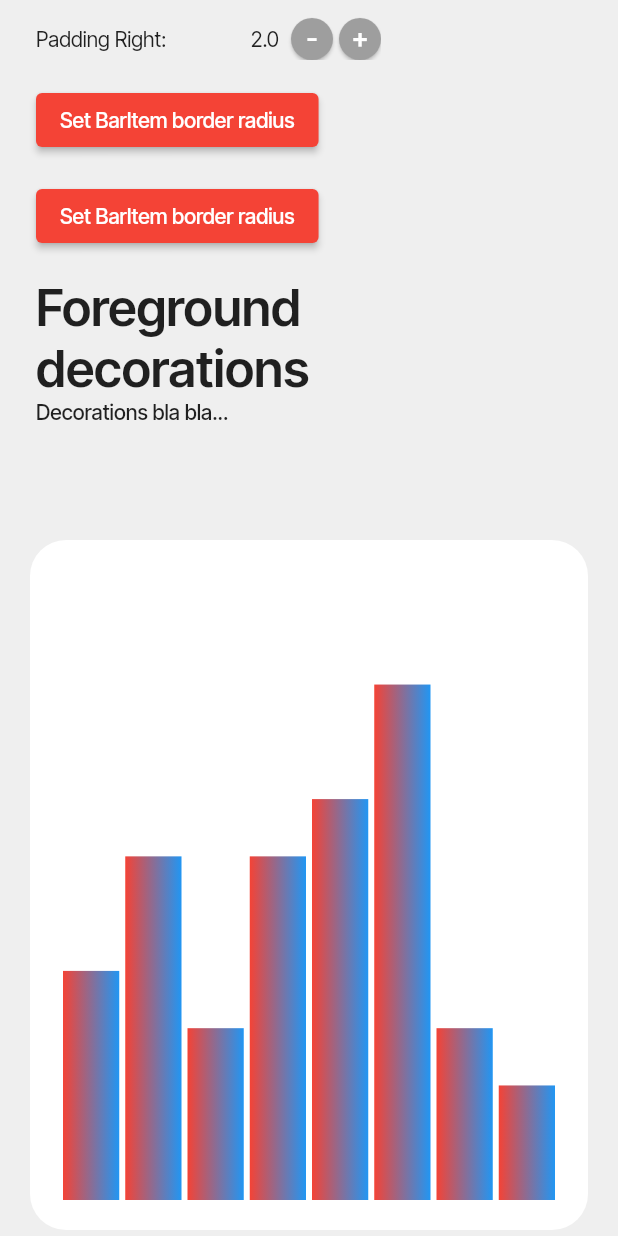
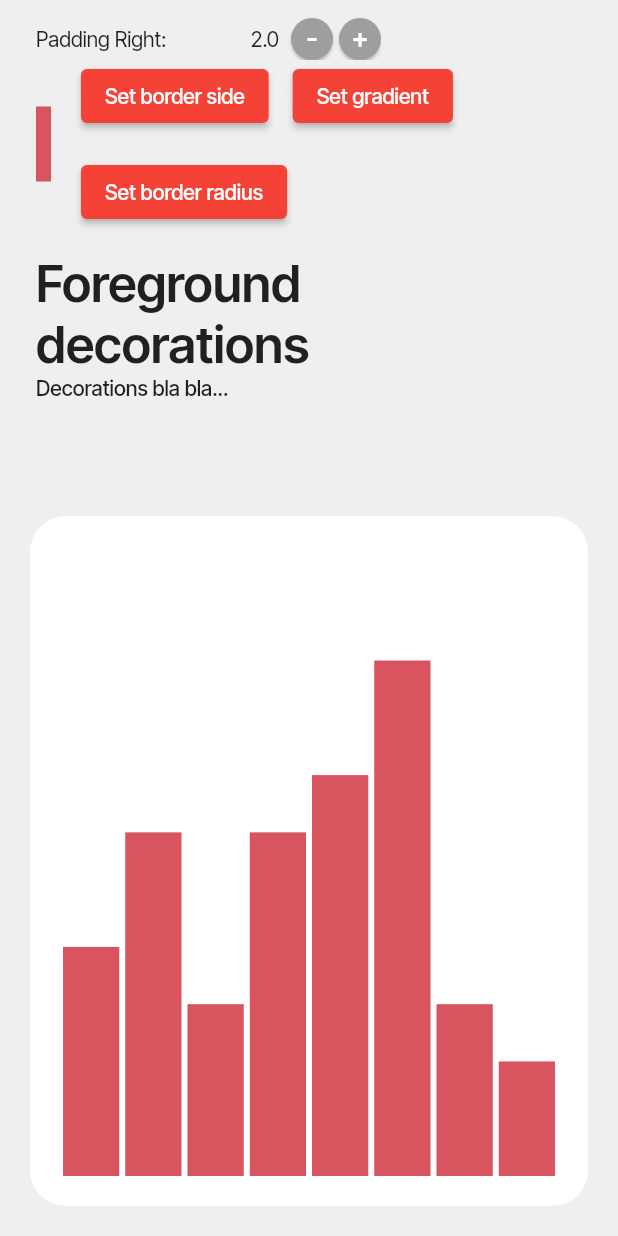
Before and after one commit to infinum/flutter-charts, a Flutter app: the screen it shows after launch, scrolled down 723 dp, on a phone screen of 412 x 824 dp. Run offline on Flutter 3.47's test engine with Material 2 defaults, Android fonts, the phone set to English and light mode, and no system bars; our stand-ins replace flutter_hooks, flutter_riverpod, flutter_svg, freezed_annotation, hooks_riverpod; missing offline and left inert: flex_color_picker.

Commit message:
Add gradient options

```diff
--- a/charts_web/lib/ui/home/chart_options/widget/options_items_component.dart
+++ b/charts_web/lib/ui/home/chart_options/widget/options_items_component.dart
@@ -1,12 +1,15 @@
 import 'dart:ui';
 
+import 'package:charts_painter/chart.dart';
 import 'package:charts_web/ui/common/dialog/border_dialog.dart';
 import 'package:charts_web/ui/common/dialog/border_radius_dialog.dart';
+import 'package:charts_web/ui/common/dialog/gradient_dialog.dart';
 import 'package:charts_web/ui/home/presenter/chart_state_provider.dart';
 import 'package:flutter/material.dart';
 import 'package:flutter_hooks/flutter_hooks.dart';
 import 'package:flutter_svg/flutter_svg.dart';
 import 'package:hooks_riverpod/hooks_riverpod.dart';
+import 'package:collection/collection.dart';
 
 import '../../../../assets.gen.dart';
 import 'options_component_header.dart';
@@ -87,28 +90,11 @@ class OptionsItemsComponent extends HookConsumerWidget {
               defaultValue: _provider.chartItemPadding.right,
               noInputField: true,
             ),
-            ElevatedButton(
-              child: const Text('Set BarItem border radius'),
-              onPressed: () async {
-                final border =
-                    await BorderSideDialog.show(context, _provider.itemBorderSide, _provider.itemBorderSide.color);
-                if (border != null) {
-                  _provider.updateItemBorderSide(border);
-                }
-              },
-            ),
-            if (!_provider.bubbleItemPainter)
-              ElevatedButton(
-                child: const Text('Set BarItem border radius'),
-                onPressed: () async {
-                  final radius = await BorderRadiusDialog.show(context, _provider.barBorderRadius);
-                  if (radius != null) {
-                    _provider.updateBarBorderRadius(radius);
-                  }
-                },
-              ),
           ],
         ),
+        ..._provider.data.mapIndexed((index, list) {
+          return _PerValueOptions(index: index);
+        }).toList(),
         if (_provider.isMultiItem) const _MultiValueOptions(),
         // final double? startPosition;
         const SizedBox(height: 16),
@@ -117,6 +103,7 @@ class OptionsItemsComponent extends HookConsumerWidget {
   }
 }
 
+/// Options only applicable for multi-value
 class _MultiValueOptions extends ConsumerWidget {
   const _MultiValueOptions({Key? key}) : super(key: key);
 
@@ -164,6 +151,67 @@ class _MultiValueOptions extends ConsumerWidget {
   }
 }
 
+/// If you have multi-value, you might want to have different optionsItems per each value
+class _PerValueOptions extends ConsumerWidget {
+  const _PerValueOptions({Key? key, required this.index}) : super(key: key);
+
+  final int index;
+
+  @override
+  Widget build(BuildContext context, WidgetRef ref) {
+    final _provider = ref.watch(chartStatePresenter);
+
+    return Row(
+      children: [
+        Container(width: 10, height: 50, color: _provider.listColors[index]),
+        const SizedBox(width: 20),
+        Expanded(
+          child: Wrap(
+            spacing: 16,
+            runSpacing: 16,
+            children: [
+              ElevatedButton(
+                child: const Text('Set border side'),
+                onPressed: () async {
+                  final border = await BorderSideDialog.show(
+                      context, _provider.itemBorderSides[index], _provider.itemBorderSides[index].color);
+                  if (border != null) {
+                    _provider.updateItemBorderSide(border, index);
+                  }
+                },
+              ),
+              ElevatedButton(
+                child: const Text('Set gradient'),
+                onPressed: () async {
+                  final currentGradient =
+                      _provider.gradient[index] ?? LinearGradient(colors: [_provider.listColors[index], Colors.black]);
+                  final gradient = await LinearGradientPickerDialog.show(context, currentGradient, onResetGradient: () {
+                    _provider.updateGradient(null, index);
+                  });
+                  if (gradient != null) {
+                    _provider.updateGradient(gradient, index);
+                  }
+                },
+              ),
+              if (!_provider.bubbleItemPainter)
+                ElevatedButton(
+                  child: const Text('Set border radius'),
+                  onPressed: () async {
+                    final radius = await BorderRadiusDialog.show(context, _provider.barBorderRadius[index]);
+                    if (radius != null) {
+                      _provider.updateBarBorderRadius(radius, index);
+                    }
+                  },
+                ),
+            ],
+          ),
+        ),
+      ],
+    );
+  }
+}
+
+/// Used for Bar or Bubble selection
 class _BarOptionButton extends StatelessWidget {
   const _BarOptionButton(
       {Key? key, required this.asset, required this.name, required this.selected, required this.onPressed})
@@ -196,6 +244,7 @@ class _BarOptionButton extends StatelessWidget {
   }
 }
 
+/// Small input used for double values, e.g. padding
 class ItemOptionsInput extends HookWidget {
   ItemOptionsInput(
       {Key? key,
```
Also changed, not shown: charts_web/lib/ui/common/dialog/color_picker_dialog.dart (+9 -1 lines), charts_web/lib/ui/common/dialog/gradient_dialog.dart (added, +127 -0 lines), charts_web/lib/ui/home/presenter/chart_state_provider.dart (+38 -20 lines).
